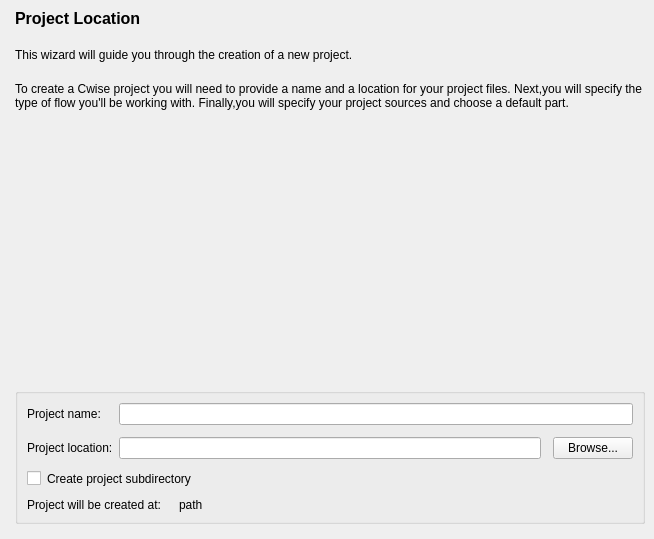
First picture: the form in src/NewProject/location_form.ui, repository os-fpga/FOEDAG, before the edit.
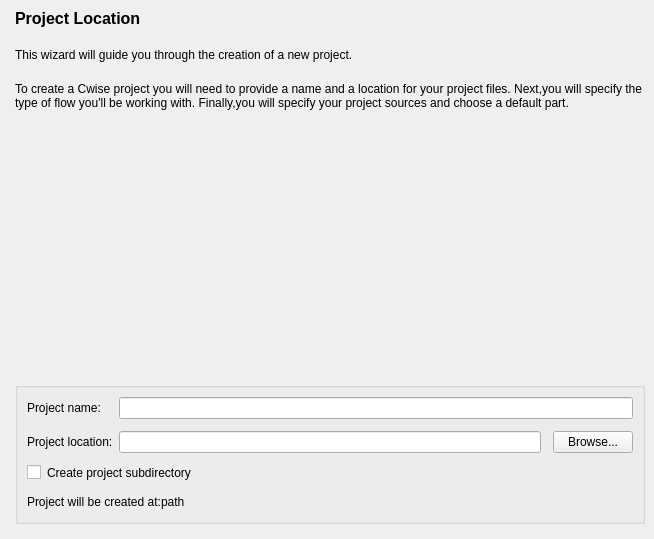
Second picture: the form after the edit.

Diff of the .ui file:
```diff
--- a/src/NewProject/location_form.ui
+++ b/src/NewProject/location_form.ui
@@ -162,10 +162,13 @@
         <property name="text">
          <string>Create project subdirectory</string>
         </property>
+        <property name="checked">
+         <bool>false</bool>
+        </property>
        </widget>
       </item>
       <item>
-       <layout class="QHBoxLayout" name="horizontalLayout_3" stretch="25,75">
+       <layout class="QHBoxLayout" name="horizontalLayout_3" stretch="0,0,0">
         <property name="spacing">
          <number>0</number>
         </property>
@@ -186,6 +189,22 @@
           </property>
          </widget>
         </item>
+        <item>
+         <spacer name="horizontalSpacer">
+          <property name="orientation">
+           <enum>Qt::Horizontal</enum>
+          </property>
+          <property name="sizeType">
+           <enum>QSizePolicy::Expanding</enum>
+          </property>
+          <property name="sizeHint" stdset="0">
+           <size>
+            <width>40</width>
+            <height>20</height>
+           </size>
+          </property>
+         </spacer>
+        </item>
        </layout>
       </item>
      </layout>
```
